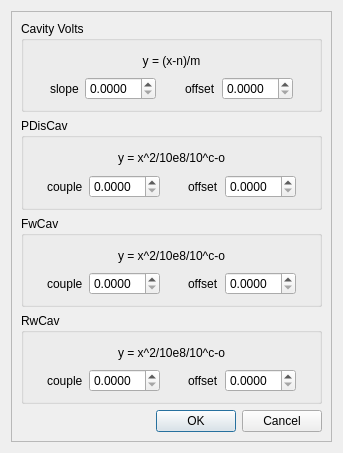
First picture: the form in src/widgets/ui/FacadeAdjustments.ui, repository srgblnch/FastDataLoggerGUI, before the edit.
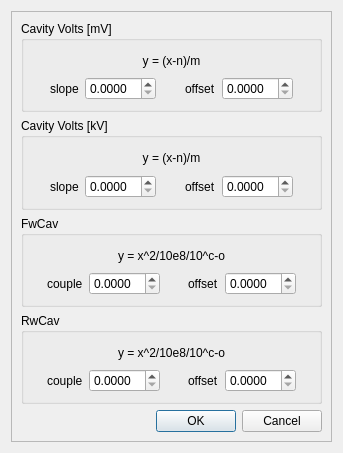
Second picture: the form after the edit. Custom widgets are drawn as their Qt base class.

```diff
--- a/src/widgets/ui/FacadeAdjustments.ui
+++ b/src/widgets/ui/FacadeAdjustments.ui
@@ -39,7 +39,7 @@
        <item row="1" column="0">
         <widget class="QGroupBox" name="PDIsCav">
          <property name="title">
-          <string>PDisCav</string>
+          <string>Cavity Volts [kV]</string>
          </property>
          <layout class="QGridLayout" name="gridLayout_5">
           <item row="1" column="4">
@@ -65,7 +65,7 @@
           <item row="1" column="1">
            <widget class="QLabel" name="PDIsCavCLabel">
             <property name="text">
-             <string>couple</string>
+             <string>slope</string>
             </property>
            </widget>
           </item>
@@ -118,7 +118,7 @@
           <item row="0" column="1" colspan="5">
            <widget class="QLabel" name="PDIsCavFormula">
             <property name="text">
-             <string>y = x^2/10e8/10^c-o</string>
+             <string>y = (x-n)/m</string>
             </property>
             <property name="alignment">
              <set>Qt::AlignCenter</set>
@@ -223,7 +223,7 @@
        <item row="0" column="0">
         <widget class="QGroupBox" name="cavityVolts">
          <property name="title">
-          <string>Cavity Volts</string>
+          <string>Cavity Volts [mV]</string>
          </property>
          <layout class="QGridLayout" name="gridLayout_2">
           <item row="1" column="6">
```
Left out of the diff: 40 changed lines with no effect on the pictures.
